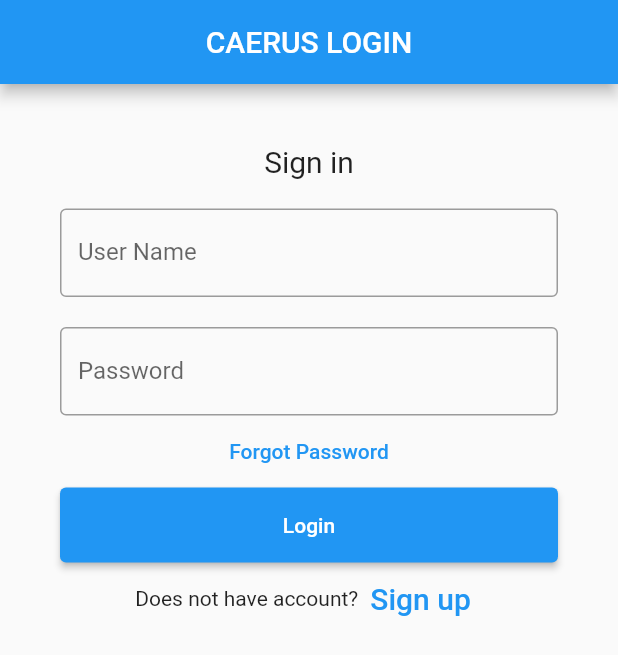
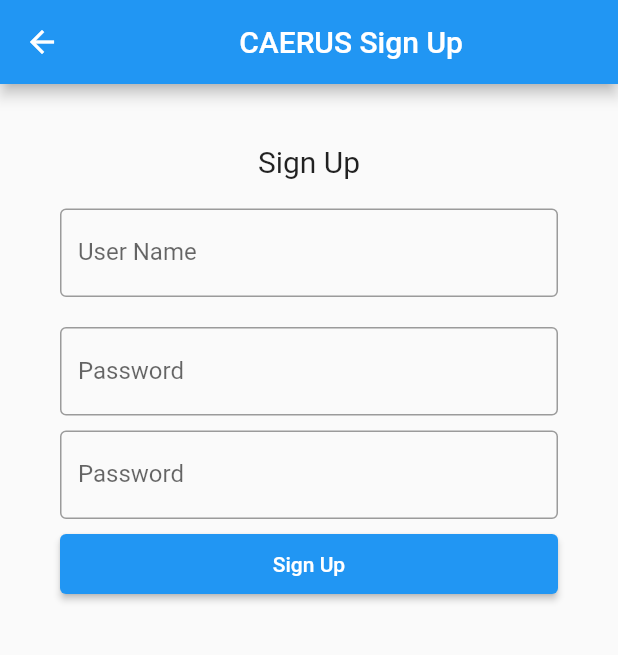
Before and after one commit to janithlahirukariyawasam/CAERUS-mobile, a Flutter app: the screen it shows after launch, after a tap on "Sign up", on a phone screen of 412 x 824 dp. Shown: the top 655 px of the screen. Run offline on Flutter 3.47's test engine with Material 2 defaults, Android fonts, the phone set to English and light mode, and no system bars.

Commit message:
directories added

```diff
--- a/lib/Views/SplashScreen.dart
+++ b/lib/Views/SplashScreen.dart
@@ -1,7 +1,7 @@
 import 'package:caerus/main.dart';
 import 'package:flutter/material.dart';
 
-import 'MainLoginScreen.dart';
+import 'UserAuthentication/MainLoginScreen.dart';
 class Splash extends StatefulWidget {
   const Splash({Key? key}) : super(key: key);
 
--- a/lib/Views/MainLoginScreen.dart
+++ b/lib/Views/UserAuthentication/MainLoginScreen.dart
@@ -1,3 +1,4 @@
+import 'package:caerus/Views/UserAuthentication/SignUpScreen.dart';
 import 'package:flutter/material.dart';
 
 class MainLoginScreen extends StatefulWidget {
@@ -12,7 +13,7 @@
   Widget build(BuildContext context) {
     return Scaffold(
       appBar: AppBar(
-        title: Center(child: Text("CAERUS LOGIN")),
+        title:  Text("CAERUS LOGIN"),
       ),
       body: Padding(
         padding: const EdgeInsets.all(30),
@@ -77,6 +78,7 @@
                           style: TextStyle(fontSize: 20),
                         ),
                         onPressed: () {
+                          Navigator.push(context, MaterialPageRoute(builder: (context) => SignUpScreen()));
                           //signup screen
                         },
                       )
--- /dev/null
+++ b/lib/Views/UserAuthentication/SignUpScreen.dart
@@ -0,0 +1,81 @@
+import 'package:flutter/material.dart';
+
+class SignUpScreen extends StatefulWidget {
+  const SignUpScreen({Key? key}) : super(key: key);
+
+  @override
+  State<SignUpScreen> createState() => _MyStatefulWidgetState();
+}
+
+class _MyStatefulWidgetState extends State<SignUpScreen> {
+  @override
+  Widget build(BuildContext context) {
+    return Scaffold(
+      appBar: AppBar(
+        title: Center(child: Text("CAERUS Sign Up")),
+      ),
+      body: Padding(
+        padding: const EdgeInsets.all(30),
+        child: Column(
+          children: [
+            Expanded(
+              child: ListView(
+                shrinkWrap: true,
+                children: <Widget>[
+                  Container(
+                    alignment: Alignment.center,
+                    padding: const EdgeInsets.all(10),
+                    child: const Text(
+                      'Sign Up',
+                      style: TextStyle(fontSize: 20),
+                    ),
+                  ),
+                  Container(
+                    padding: const EdgeInsets.all(10),
+                    child: TextField(
+                      decoration: const InputDecoration(
+                        border: OutlineInputBorder(),
+                        labelText: 'User Name',
+                      ),
+                    ),
+                  ),
+                  Container(
+                    padding: const EdgeInsets.fromLTRB(10, 10, 10, 0),
+                    child: TextField(
+                      obscureText: true,
+                      decoration: const InputDecoration(
+                        border: OutlineInputBorder(),
+                        labelText: 'Password',
+                      ),
+                    ),
+                  ),
+                  Container(
+                    padding: const EdgeInsets.fromLTRB(10, 10, 10, 0),
+                    child: TextField(
+                      obscureText: true,
+                      decoration: const InputDecoration(
+                        border: OutlineInputBorder(),
+                        labelText: 'Password',
+                      ),
+                    ),
+                  ),
+                  Container(
+                    height: 50,
+                    padding: const EdgeInsets.fromLTRB(10, 10, 10, 0),
+                    child: ElevatedButton(
+                      child: const Text('Sign Up'),
+                      onPressed: () {
+                        //print(nameController.text);
+                        //print(passwordController.text);
+                      },
+                    ),
+                  ),
+                ],
+              ),
+            ),
+          ],
+        ),
+      ),
+    );
+  }
+}
```
Also changed, not shown: lib/Views/Dashboards/EmployeeDashboard.dart (added), lib/Views/Dashboards/GeneralAdminDashboard.dart (added), lib/Views/Dashboards/SuperAdminDashboard.dart (added).
